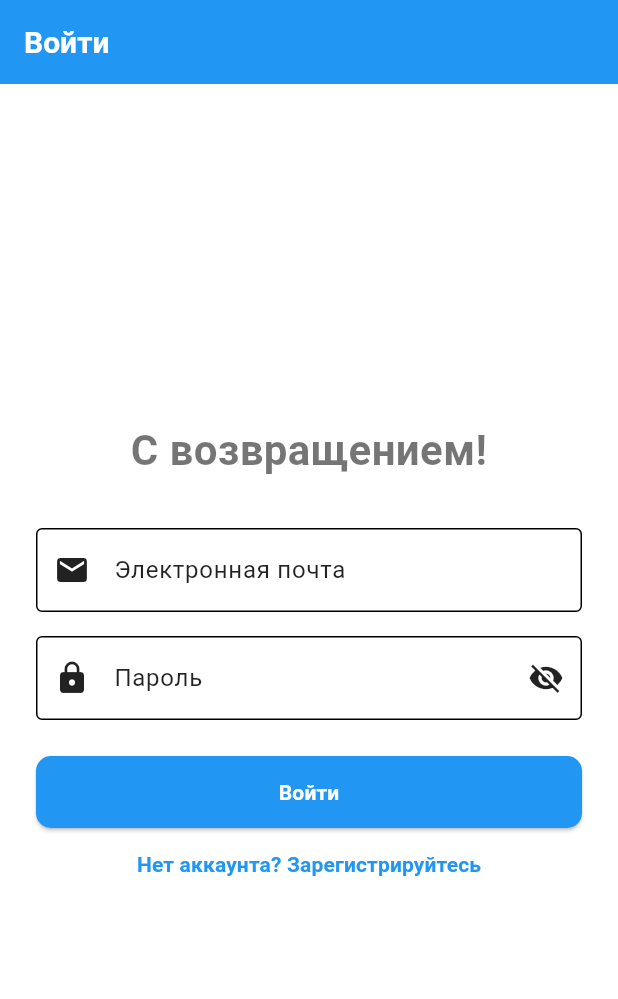
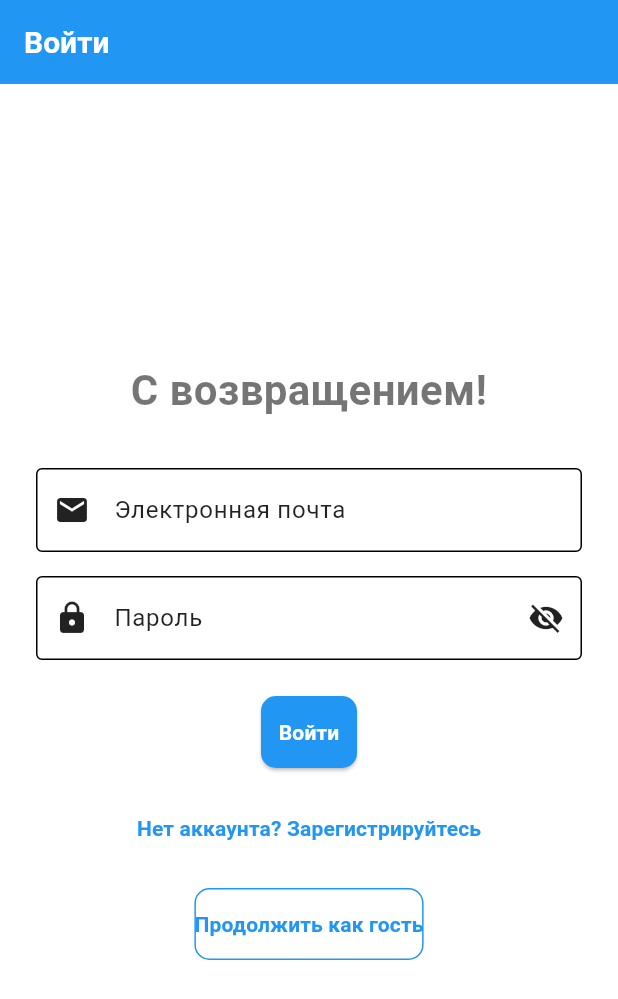
Before and after one commit to ytrewq23/cross, a Flutter app: the screen it shows after launch, on a phone screen of 412 x 824 dp. Shown: the top 999 px of the screen. Run offline on Flutter 3.47's test engine with Material 3 defaults, Android fonts, the phone set to English and light mode, and no system bars; our stand-ins replace cloud_firestore, firebase_auth, firebase_core, shared_preferences; missing offline and left inert: dart:html; accounts and stored records are empty.

Commit message:
6 assignment

```diff
--- a/lib/localizations.dart
+++ b/lib/localizations.dart
@@ -7,7 +7,6 @@ class AppLocalizations {
 
   static const Map<String, Map<String, String>> _translations = {
     'en': {
-      // Существующие переводы (из предыдущих ответов)
       'appTitle': 'Job Recruitment Platform',
       'welcomeBack': 'Welcome Back!',
       'login': 'Login',
@@ -84,7 +83,6 @@ class AppLocalizations {
       'messageSent': 'Message sent successfully!',
       'messageFailed': 'Failed to send message.',
       'error': 'Error',
-      // Новые переводы для SettingsPage и связанных страниц
       'userSettings': 'User Settings',
       'notificationSettings': 'Notification Settings',
       'favourites': 'Favourites',
@@ -101,9 +99,9 @@ class AppLocalizations {
       'favouritesPlaceholder': 'Favourites settings will be implemented here.',
       'failedToOpenAbout': 'Failed to open About page',
       'failedToOpenHelp': 'Failed to open Help page',
+      'continueAsGuest': 'Continue as Guest',
     },
     'ru': {
-      // Существующие переводы
       'appTitle': 'Платформа для поиска работы',
       'welcomeBack': 'С возвращением!',
       'login': 'Войти',
@@ -181,7 +179,6 @@ class AppLocalizations {
       'messageSent': 'Сообщение успешно отправлено!',
       'messageFailed': 'Не удалось отправить сообщение.',
       'error': 'Ошибка',
-      // Новые переводы для SettingsPage и связанных страниц
       'userSettings': 'Настройки пользователя',
       'notificationSettings': 'Настройки уведомлений',
       'favourites': 'Избранное',
@@ -198,9 +195,9 @@ class AppLocalizations {
       'favouritesPlaceholder': 'Здесь будут реализованы настройки избранного.',
       'failedToOpenAbout': 'Не удалось открыть страницу "О приложении"',
       'failedToOpenHelp': 'Не удалось открыть страницу "Помощь"',
+      'continueAsGuest': 'Продолжить как гость',
     },
     'kk': {
-      // Существующие переводы
       'appTitle': 'Жұмыс іздеу платформасы',
       'welcomeBack': 'Қайта оралуыңызбен!',
       'login': 'Кіру',
@@ -269,7 +266,7 @@ class AppLocalizations {
       'contactSupportTitle': 'Қолдау қызметіне хабарласу',
       'supportDescription':
           'Егер сізге көмек қажет болса, төмендегі форманы толтырыңыз, және біздің қолдау тобы сізге жауап береді.',
-      'subject': 'Тақырып',
+      'subject': 'Тақыры Eller',
       'enterSubject': 'Тақырыпты енгізіңіз',
       'message': 'Хабарлама',
       'enterMessage': 'Хабарламаны енгізіңіз',
@@ -278,7 +275,6 @@ class AppLocalizations {
       'messageSent': 'Хабарлама сәтті жіберілді!',
       'messageFailed': 'Хабарламаны жіберу мүмкін болмады.',
       'error': 'Қате',
-      // Новые переводы для SettingsPage и связанных страниц
       'userSettings': 'Пайдаланушы параметрлері',
       'notificationSettings': 'Хабарламалар параметрлері',
       'favourites': 'Таңдаулылар',
@@ -295,6 +291,7 @@ class AppLocalizations {
       'favouritesPlaceholder': 'Мұнда таңдаулылар параметрлері іске асырылады.',
       'failedToOpenAbout': 'Қосымша туралы бетті ашу мүмкін болмады',
       'failedToOpenHelp': 'Көмек бетін ашу мүмкін болмады',
+      'continueAsGuest': 'Қонақ ретінде жалғастыру',
     },
   };
 
--- a/lib/pages/login_page.dart
+++ b/lib/pages/login_page.dart
@@ -50,10 +50,8 @@ class _LoginPageState extends State<LoginPage> {
         Navigator.pushReplacement(
           context,
           MaterialPageRoute(
-            builder:
-                (context) => HomeScreen(
-                  userName:
-                      userCredential.user?.displayName ??
+            builder: (context) => HomeScreen(
+              userName: userCredential.user?.displayName ??
                   userCredential.user?.email ??
                   '',
             ),
@@ -64,23 +62,18 @@ class _LoginPageState extends State<LoginPage> {
         String errorMessage;
         switch (e.code) {
           case 'user-not-found':
-            errorMessage = AppLocalizations.of(
-              context,
-            ).translate('userNotFound');
+            errorMessage = AppLocalizations.of(context).translate('userNotFound');
             break;
           case 'wrong-password':
-            errorMessage = AppLocalizations.of(
-              context,
-            ).translate('wrongPassword');
+            errorMessage = AppLocalizations.of(context).translate('wrongPassword');
             break;
           default:
-            errorMessage = AppLocalizations.of(
-              context,
-            ).translate('invalidCredentials');
+            errorMessage =
+                AppLocalizations.of(context).translate('invalidCredentials');
         }
-        ScaffoldMessenger.of(
-          context,
-        ).showSnackBar(SnackBar(content: Text(errorMessage)));
+        ScaffoldMessenger.of(context).showSnackBar(
+          SnackBar(content: Text(errorMessage)),
+        );
         setState(() => _isLoading = false);
       } catch (e) {
         print('Unexpected error during login: $e');
@@ -100,6 +93,15 @@ class _LoginPageState extends State<LoginPage> {
     Navigator.push(
       context,
       MaterialPageRoute(builder: (context) => const RegisterPage()),
+    );
+  }
+
+  void _continueAsGuest() {
+    Navigator.pushReplacement(
+      context,
+      MaterialPageRoute(
+        builder: (context) => HomeScreen(userName: 'Guest'),
+      ),
     );
   }
 
@@ -128,7 +130,7 @@ class _LoginPageState extends State<LoginPage> {
                 Column(
                   crossAxisAlignment: CrossAxisAlignment.start,
                   children: [
-                    if (_emailError != null)
+                    if (_emailError != null) // Fixed condition
                       Padding(
                         padding: const EdgeInsets.only(bottom: 8.0),
                         child: Text(
@@ -153,9 +155,7 @@ class _LoginPageState extends State<LoginPage> {
                         ),
                       ),
                       onChanged: _validateEmail,
-                      validator:
-                          (value) =>
-                              value!.isEmpty
+                      validator: (value) => value!.isEmpty
                           ? localizations.translate('enterEmail')
                           : null,
                     ),
@@ -174,23 +174,21 @@ class _LoginPageState extends State<LoginPage> {
                             ? Icons.visibility
                             : Icons.visibility_off,
                       ),
-                      onPressed:
-                          () => setState(
-                            () => _isPasswordVisible = !_isPasswordVisible,
-                          ),
+                      onPressed: () =>
+                          setState(() => _isPasswordVisible = !_isPasswordVisible),
                     ),
                     border: const OutlineInputBorder(),
                   ),
-                  validator:
-                      (value) =>
-                          value!.isEmpty
+                  validator: (value) => value!.isEmpty
                       ? localizations.translate('enterPassword')
                       : null,
                 ),
                 const SizedBox(height: 24),
                 _isLoading
                     ? const Center(child: CircularProgressIndicator())
-                    : ElevatedButton(
+                    : Column(
+                        children: [
+                          ElevatedButton(
                             onPressed: _login,
                             style: ElevatedButton.styleFrom(
                               padding: const EdgeInsets.symmetric(vertical: 14),
@@ -200,9 +198,31 @@ class _LoginPageState extends State<LoginPage> {
                             ),
                             child: Text(localizations.translate('login')),
                           ),
+                          const SizedBox(height: 16),
                           TextButton(
                             onPressed: _navigateToRegister,
                             child: Text(localizations.translate('dontHaveAccount')),
+                          ),
+                          const SizedBox(height: 16),
+                          OutlinedButton(
+                            onPressed: _continueAsGuest,
+                            style: OutlinedButton.styleFrom(
+                              padding: const EdgeInsets.symmetric(vertical: 14),
+                              side: BorderSide(
+                                color: Theme.of(context).colorScheme.primary,
+                              ),
+                              shape: RoundedRectangleBorder(
+                                borderRadius: BorderRadius.circular(10),
+                              ),
+                            ),
+                            child: Text(
+                              localizations.translate('continueAsGuest'),
+                              style: TextStyle(
+                                color: Theme.of(context).colorScheme.primary,
+                              ),
+                            ),
+                          ),
+                        ],
                       ),
               ],
             ),
```
Also changed, not shown: lib/main.dart (+1 -7 lines), lib/pages/home.dart (+54 -5 lines), pubspec.yaml (+104 -0 lines). Lines whose indentation alone changed are shown as unchanged.
